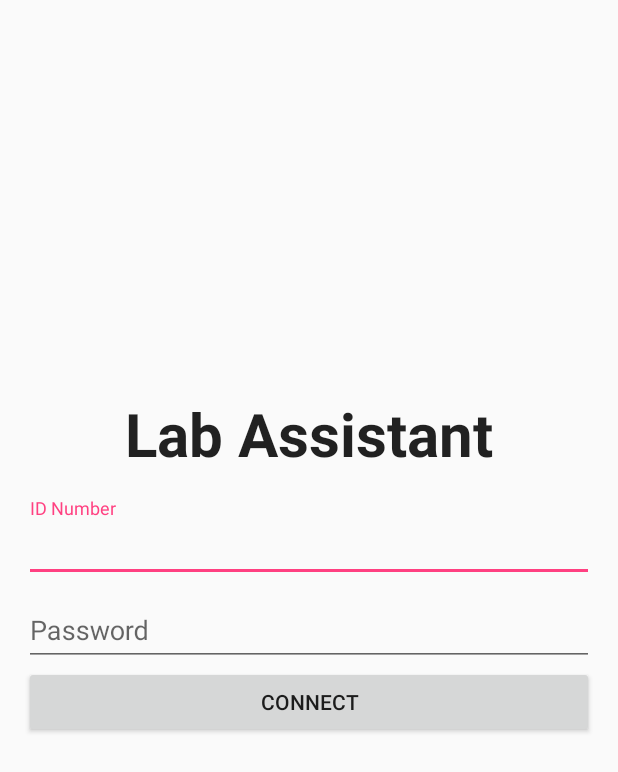
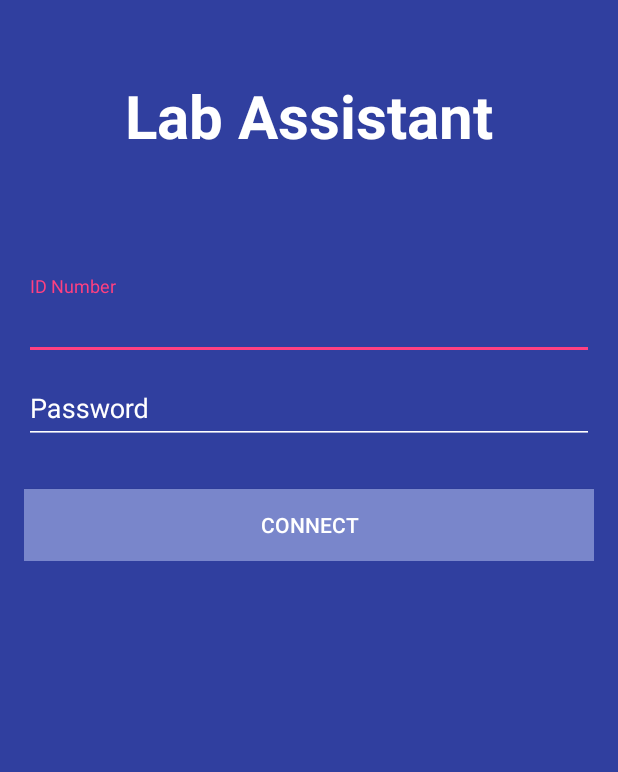
Before and after one commit to JavonDavis/Lab-Assistant, an Android app: the screen it shows after launch (LoginActivity), after a tap on "CONNECT", on a phone screen of 412 x 824 dp. Shown: the top 772 px of the screen. Run offline under Robolectric (Android 15) with nearby library versions, the phone set to English and light mode, and no system bars; our stand-ins replace ButterKnife; libraries missing offline, so code that uses them is left out: com.firebase.client, com.parse, io.realm; 7 statements that could not run were skipped.

Commit message:
added firebase login

```diff
--- a/app/src/main/java/com/github/javon/labassistant/App.java
+++ b/app/src/main/java/com/github/javon/labassistant/App.java
@@ -3,7 +3,6 @@ package com.github.javon.labassistant;
 import android.app.Application;
 
 import com.firebase.client.Firebase;
-import com.github.javon.labassistant.models.Grade;
 import com.parse.Parse;
 import com.parse.ParseInstallation;
 import com.parse.ParseObject;
--- a/app/src/main/java/com/github/javon/labassistant/models/Grade.java
+++ b/app/src/main/java/com/github/javon/labassistant/Grade.java
@@ -1,4 +1,4 @@
-package com.github.javon.labassistant.models;
+package com.github.javon.labassistant;
 
 import com.parse.ParseClassName;
 import com.parse.ParseObject;
--- a/app/src/main/java/com/github/javon/labassistant/activities/HomeActivity.java
+++ b/app/src/main/java/com/github/javon/labassistant/activities/HomeActivity.java
@@ -26,7 +26,7 @@ import com.github.javon.labassistant.events.LogoutEvent;
 import com.github.javon.labassistant.events.NetworkConnectedEvent;
 import com.github.javon.labassistant.events.NetworkOfflineEvent;
 import com.github.javon.labassistant.fragments.NewGradeFragment;
-import com.github.javon.labassistant.models.Grade;
+import com.github.javon.labassistant.Grade;
 import com.github.javon.labassistant.utils.NetworkUtil;
 import com.parse.ParseQuery;
 import com.parse.ParseUser;
--- a/app/src/main/java/com/github/javon/labassistant/activities/LoginActivity.java
+++ b/app/src/main/java/com/github/javon/labassistant/activities/LoginActivity.java
@@ -7,9 +7,10 @@ import android.widget.Button;
 import android.widget.EditText;
 import android.widget.Toast;
 
+import com.firebase.client.Firebase;
 import com.github.javon.labassistant.R;
 import com.github.javon.labassistant.Session;
-import com.github.javon.labassistant.utils.NetworkUtil;
+import com.github.javon.labassistant.models.User;
 import com.parse.ParseUser;
 
 import butterknife.Bind;
@@ -22,6 +23,8 @@ public class LoginActivity extends AppCompatActivity {
     @Bind(R.id.et_password) EditText etPassword;
     @Bind(R.id.btn_next) Button btnNext;
 
+    Firebase myFirebaseRef = new Firebase("https://labtech.firebaseio.com/");
+
     private boolean mConnected = false;
     private Session mSession;
 
@@ -31,22 +34,32 @@ public class LoginActivity extends AppCompatActivity {
         setContentView(R.layout.activity_login);
         ButterKnife.bind(this);
 
-        if (ParseUser.getCurrentUser() != null) onLoginSuccessful(); // maybe move this before bindings to no waste memory
-        mConnected = NetworkUtil.isNetworkAvailable(this);
-        mSession = new Session(this);
+        btnNext.setOnClickListener(v -> {
+            String id = etIdNumber.getText().toString();
+            String password = etPassword.getText().toString();
 
-        btnNext.setOnClickListener(v -> {
-            final String id = etIdNumber.getText().toString();
-            final String password = etPassword.getText().toString();
+            User user = new User(id, password);
 
-            if (password.isEmpty() || id.isEmpty()) {
-                Toast.makeText(LoginActivity.this, "Please fill out all fields", Toast.LENGTH_LONG).show();
-                return;
-            }
+            Firebase userRef = myFirebaseRef.child("users").child(id);
+            userRef.setValue(user);
+        });
 
-            attemptLogin(id, password);
-
-        });
+//        if (ParseUser.getCurrentUser() != null) onLoginSuccessful(); // maybe move this before bindings to no waste memory
+//        mConnected = NetworkUtil.isNetworkAvailable(this);
+//        mSession = new Session(this);
+//
+//        btnNext.setOnClickListener(v -> {
+//            final String id = etIdNumber.getText().toString();
+//            final String password = etPassword.getText().toString();
+//
+//            if (password.isEmpty() || id.isEmpty()) {
+//                Toast.makeText(LoginActivity.this, "Please fill out all fields", Toast.LENGTH_LONG).show();
+//                return;
+//            }
+//
+//            attemptLogin(id, password);
+//
+//        });
     }
 
     /**
--- a/app/src/main/java/com/github/javon/labassistant/fragments/NewGradeFragment.java
+++ b/app/src/main/java/com/github/javon/labassistant/fragments/NewGradeFragment.java
@@ -20,7 +20,7 @@ import android.widget.EditText;
 import android.widget.Spinner;
 
 import com.github.javon.labassistant.R;
-import com.github.javon.labassistant.models.Grade;
+import com.github.javon.labassistant.Grade;
 
 import butterknife.Bind;
 import butterknife.ButterKnife;
--- /dev/null
+++ b/app/src/main/java/com/github/javon/labassistant/models/User.java
@@ -0,0 +1,35 @@
+package com.github.javon.labassistant.models;
+
+import io.realm.RealmObject;
+
+/**
+ * Created by shane on 3/5/16.
+ */
+public class User extends RealmObject{
+
+    private String registrationNumber;
+    private String password;
+
+    public User() {}
+
+    public User(String registrationNumber, String password) {
+        this.registrationNumber = registrationNumber;
+        this.password = password;
+    }
+
+    public String getRegistrationNumber() {
+        return registrationNumber;
+    }
+
+    public String getPassword() {
+        return password;
+    }
+
+    public void setRegistrationNumber(String registrationNumber) {
+        this.registrationNumber = registrationNumber;
+    }
+
+    public void setPassword(String password) {
+        this.password = password;
+    }
+}
--- a/app/src/main/java/com/github/javon/labassistant/receivers/ConnectionEstablishedReceiver.java
+++ b/app/src/main/java/com/github/javon/labassistant/receivers/ConnectionEstablishedReceiver.java
@@ -8,7 +8,7 @@ import android.support.v4.app.NotificationCompat;
 import android.util.Log;
 
 import com.github.javon.labassistant.Session;
-import com.github.javon.labassistant.models.Grade;
+import com.github.javon.labassistant.Grade;
 import com.parse.ParseQuery;
 import com.parse.ParseUser;
 
--- a/app/src/main/res/layout/activity_login.xml
+++ b/app/src/main/res/layout/activity_login.xml
@@ -1,42 +1,71 @@
-<RelativeLayout xmlns:android="http://schemas.android.com/apk/res/android"
+<LinearLayout xmlns:android="http://schemas.android.com/apk/res/android"
     android:layout_width="match_parent"
-    android:layout_height="match_parent">
+    android:layout_height="match_parent"
+    android:orientation="vertical"
+    android:background="@color/colorPrimaryDark">
+
+
+    <TextView
+        android:layout_width="wrap_content"
+        android:layout_height="wrap_content"
+        android:textAppearance="?android:attr/textAppearanceLarge"
+        android:text="@string/app_name"
+        android:textSize="40sp"
+        android:layout_marginBottom="20dp"
+        android:textColor="@android:color/white"
+        android:textStyle="bold"
+        android:layout_gravity="center_horizontal"
+        android:layout_marginTop="50dp"/>
+
 
     <LinearLayout
         android:id="@+id/container"
         android:layout_width="match_parent"
         android:layout_height="wrap_content"
         android:orientation="vertical"
-        android:layout_centerInParent="true"
         android:paddingStart="16dp"
         android:paddingLeft="16dp"
         android:paddingEnd="16dp"
         android:paddingRight="16dp"
-        android:layout_marginTop="16dp">
+        android:layout_marginTop="60dp">
 
         <android.support.design.widget.TextInputLayout
             android:layout_width="match_parent"
-            android:layout_height="wrap_content">
+            android:layout_height="wrap_content"
+            android:textColorHint="#ffffff">
 
             <EditText
                 android:id="@+id/et_id_number"
                 android:layout_width="match_parent"
                 android:layout_height="wrap_content"
                 android:hint="@string/id_number"
-                android:inputType="number"/>
+                android:inputType="number"
+                android:textColor="@android:color/white"
+                android:textColorHint="@android:color/white"
+                android:backgroundTint="#ffffff"
+                android:textColorHighlight="#ffffff"
+                android:textIsSelectable="true"
+                android:textColorLink="#ffffff" />
 
         </android.support.design.widget.TextInputLayout>
 
         <android.support.design.widget.TextInputLayout
             android:layout_width="match_parent"
-            android:layout_height="wrap_content" >
+            android:layout_height="wrap_content"
+            android:textColorHint="#ffffff">
 
             <EditText
                 android:id="@+id/et_password"
                 android:layout_width="match_parent"
                 android:layout_height="wrap_content"
                 android:hint="@string/password"
-                android:inputType="textPassword"/>
+                android:inputType="textPassword"
+                style="@style/LoginEditText"
+                android:backgroundTint="#ffffff"
+                android:textColor="#ffffff"
+                android:textColorHint="#ffffff"
+                android:textColorHighlight="#ffffff"
+                android:textColorLink="#ffffff" />
 
         </android.support.design.widget.TextInputLayout>
 
@@ -45,18 +74,11 @@
             android:layout_width="match_parent"
             android:layout_height="wrap_content"
             android:text="@string/connect"
-            style="@style/Widget.AppCompat.Button"/>
+            android:background="@color/colorPrimaryLight"
+            android:textColor="@android:color/white"
+            android:layout_marginTop="30dp"/>
 
     </LinearLayout>
 
-    <TextView
-        android:layout_width="wrap_content"
-        android:layout_height="wrap_content"
-        android:textAppearance="?android:attr/textAppearanceLarge"
-        android:text="@string/app_name"
-        android:textSize="40dp"
-        android:textStyle="bold"
-        android:layout_above="@+id/container"
-        android:layout_centerHorizontal="true" />
 
-</RelativeLayout>
+</LinearLayout>
--- a/app/src/main/res/values/colors.xml
+++ b/app/src/main/res/values/colors.xml
@@ -1,5 +1,6 @@
 <?xml version="1.0" encoding="utf-8"?>
 <resources>
+    <color name="colorPrimaryLight">#7986CB</color>
     <color name="colorPrimary">#3F51B5</color>
     <color name="colorPrimaryDark">#303F9F</color>
     <color name="colorAccent">#FF4081</color>
--- a/app/src/main/res/values/styles.xml
+++ b/app/src/main/res/values/styles.xml
@@ -22,4 +22,13 @@
     <style name="SplashTheme" parent="Theme.AppCompat.Light.NoActionBar">
         <item name="android:windowBackground">@drawable/splash</item>
     </style>
+
+    <style name="LoginButton" parent="Widget.AppCompat.Button">
+        <item name="android:color">@color/colorPrimaryLight</item>
+    </style>
+
+    <style name="LoginEditText" parent="Widget.AppCompat.EditText">
+        <item name="android:color">@android:color/white</item>
+        <item name="colorAccent">@android:color/white</item>
+    </style>
 </resources>
```
Also changed, not shown: 1 other file.
